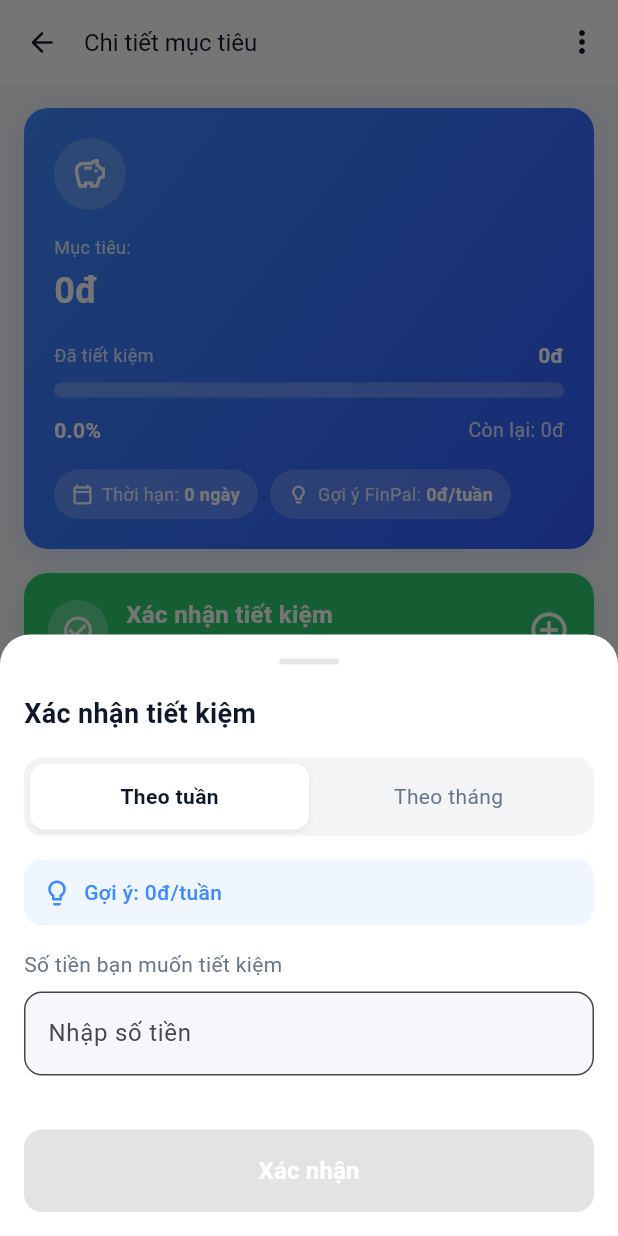
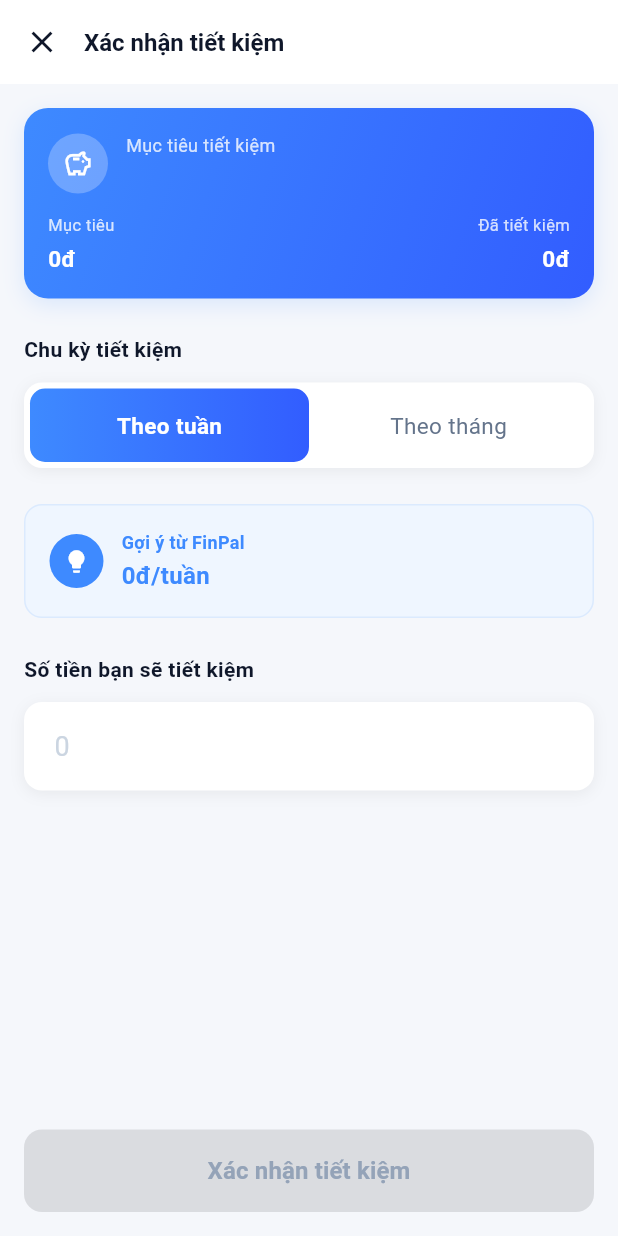
Before and after one commit to huynq2004/FinPal, a Flutter app: the SavingGoalDetailScreen screen opened directly with empty values, after a tap on "Xác nhận tiết kiệm", on a phone screen of 412 x 824 dp. Run offline on Flutter 3.47's test engine with Material 3 defaults, Android fonts, the phone set to English and light mode, and no system bars; our stand-ins replace sqflite; accounts and stored records are empty.

Commit message:
feat(saving): xác nhận số tiền tiết kiệm rồi cập nhật

```diff
--- /dev/null
+++ b/lib/ui/screens/confirm_saving_screen.dart
@@ -0,0 +1,552 @@
+// lib/ui/screens/confirm_saving_screen.dart
+
+import 'package:flutter/material.dart';
+import 'package:finpal/domain/models/saving_goal.dart';
+
+class ConfirmSavingScreen extends StatefulWidget {
+  final SavingGoal goal;
+
+  const ConfirmSavingScreen({super.key, required this.goal});
+
+  @override
+  State<ConfirmSavingScreen> createState() => _ConfirmSavingScreenState();
+}
+
+class _ConfirmSavingScreenState extends State<ConfirmSavingScreen> {
+  bool _isWeekly = true; // true = tuần, false = tháng
+  final TextEditingController _amountController = TextEditingController();
+
+  String _formatCurrency(int value) {
+    final str = value.toString();
+    final buffer = StringBuffer();
+    for (int i = 0; i < str.length; i++) {
+      final reverseIndex = str.length - i - 1;
+      buffer.write(str[reverseIndex]);
+      if ((i + 1) % 3 == 0 && i + 1 != str.length) {
+        buffer.write(',');
+      }
+    }
+    return '${buffer.toString().split('').reversed.join()}';
+  }
+
+  int _getAmountNeeded() {
+    return (widget.goal.targetAmount - widget.goal.currentSaved).clamp(
+      0,
+      widget.goal.targetAmount,
+    );
+  }
+
+  int _getDaysRemaining() {
+    final now = DateTime.now();
+    final daysLeft = widget.goal.deadline.difference(now).inDays;
+    return daysLeft.clamp(0, 9999);
+  }
+
+  int _getWeeksRemaining() {
+    final days = _getDaysRemaining();
+    return (days / 7).ceil().clamp(1, 9999);
+  }
+
+  int _getMonthsRemaining() {
+    final now = DateTime.now();
+    final months =
+        (widget.goal.deadline.year - now.year) * 12 +
+        (widget.goal.deadline.month - now.month);
+    return months.clamp(1, 9999);
+  }
+
+  int _getSuggestedWeekly() {
+    final needed = _getAmountNeeded();
+    if (needed == 0) return 0;
+    final weeks = _getWeeksRemaining();
+    return (needed / weeks).ceil();
+  }
+
+  int _getSuggestedMonthly() {
+    final needed = _getAmountNeeded();
+    if (needed == 0) return 0;
+    final months = _getMonthsRemaining();
+    return (needed / months).ceil();
+  }
+
+  String _getComparisonStatus(int inputAmount, int suggestedAmount) {
+    if (inputAmount > suggestedAmount) {
+      return 'Tuyệt vời! Bạn tiết kiệm nhiều hơn mục tiêu 🎉';
+    } else if (inputAmount == suggestedAmount) {
+      return 'Hoàn hảo! Đúng bằng mục tiêu 👏';
+    } else {
+      final diff = suggestedAmount - inputAmount;
+      return 'Bạn còn cần thêm ${_formatCurrency(diff)}đ để đạt mục tiêu';
+    }
+  }
+
+  Color _getComparisonColor(int inputAmount, int suggestedAmount) {
+    if (inputAmount >= suggestedAmount) {
+      return const Color(0xFF2ECC71);
+    }
+    return const Color(0xFFFF6B6B);
+  }
+
+  void _handleConfirm() {
+    final inputAmount = int.tryParse(_amountController.text) ?? 0;
+    if (inputAmount <= 0) return;
+
+    // TODO: Save to backend/database
+    Navigator.pop(context, {'amount': inputAmount, 'isWeekly': _isWeekly});
+
+    ScaffoldMessenger.of(context).showSnackBar(
+      SnackBar(
+        content: Text(
+          'Đã xác nhận tiết kiệm ${_formatCurrency(inputAmount)}đ/${_isWeekly ? "tuần" : "tháng"}!',
+        ),
+        backgroundColor: const Color(0xFF2ECC71),
+      ),
+    );
+  }
+
+  @override
+  Widget build(BuildContext context) {
+    final suggestedAmount = _isWeekly
+        ? _getSuggestedWeekly()
+        : _getSuggestedMonthly();
+    final inputAmount = int.tryParse(_amountController.text) ?? 0;
+    final comparisonStatus = _getComparisonStatus(inputAmount, suggestedAmount);
+    final comparisonColor = _getComparisonColor(inputAmount, suggestedAmount);
+
+    return Scaffold(
+      backgroundColor: const Color(0xFFF5F7FB),
+      appBar: AppBar(
+        backgroundColor: Colors.white,
+        elevation: 0,
+        surfaceTintColor: Colors.white,
+        leading: IconButton(
+          icon: const Icon(Icons.close, size: 24),
+          color: const Color(0xFF0F172A),
+          onPressed: () => Navigator.pop(context),
+        ),
+        titleSpacing: 0,
+        title: const Text(
+          'Xác nhận tiết kiệm',
+          style: TextStyle(
+            fontSize: 16,
+            fontWeight: FontWeight.w600,
+            color: Color(0xFF0F172A),
+          ),
+        ),
+      ),
+      body: SingleChildScrollView(
+        padding: const EdgeInsets.all(16),
+        child: Column(
+          crossAxisAlignment: CrossAxisAlignment.start,
+          children: [
+            // Header Card - Mục tiêu
+            Container(
+              width: double.infinity,
+              padding: const EdgeInsets.all(16),
+              decoration: BoxDecoration(
+                gradient: const LinearGradient(
+                  colors: [Color(0xFF3E8AFF), Color(0xFF325DFF)],
+                  begin: Alignment.topLeft,
+                  end: Alignment.bottomRight,
+                ),
+                borderRadius: BorderRadius.circular(16),
+                boxShadow: const [
+                  BoxShadow(
+                    color: Color(0x263E8AFF),
+                    blurRadius: 12,
+                    offset: Offset(0, 4),
+                  ),
+                ],
+              ),
+              child: Column(
+                crossAxisAlignment: CrossAxisAlignment.start,
+                children: [
+                  Row(
+                    children: [
+                      Container(
+                        width: 40,
+                        height: 40,
+                        decoration: BoxDecoration(
+                          color: Colors.white.withValues(alpha: 0.25),
+                          shape: BoxShape.circle,
+                        ),
+                        child: const Icon(
+                          Icons.savings_outlined,
+                          color: Colors.white,
+                          size: 20,
+                        ),
+                      ),
+                      const SizedBox(width: 12),
+                      Expanded(
+                        child: Column(
+                          crossAxisAlignment: CrossAxisAlignment.start,
+                          children: [
+                            const Text(
+                              'Mục tiêu tiết kiệm',
+                              style: TextStyle(
+                                color: Color(0xCCFFFFFF),
+                                fontSize: 12,
+                              ),
+                            ),
+                            const SizedBox(height: 2),
+                            Text(
+                              widget.goal.name,
+                              style: const TextStyle(
+                                color: Colors.white,
+                                fontSize: 16,
+                                fontWeight: FontWeight.w600,
+                              ),
+                            ),
+                          ],
+                        ),
+                      ),
+                    ],
+                  ),
+                  const SizedBox(height: 12),
+                  Row(
+                    mainAxisAlignment: MainAxisAlignment.spaceBetween,
+                    children: [
+                      Column(
+                        crossAxisAlignment: CrossAxisAlignment.start,
+                        children: [
+                          const Text(
+                            'Mục tiêu',
+                            style: TextStyle(
+                              color: Color(0xCCFFFFFF),
+                              fontSize: 11,
+                            ),
+                          ),
+                          const SizedBox(height: 4),
+                          Text(
+                            '${_formatCurrency(widget.goal.targetAmount)}đ',
+                            style: const TextStyle(
+                              color: Colors.white,
+                              fontSize: 15,
+                              fontWeight: FontWeight.w700,
+                            ),
+                          ),
+                        ],
+                      ),
+                      Column(
+                        crossAxisAlignment: CrossAxisAlignment.end,
+                        children: [
+                          const Text(
+                            'Đã tiết kiệm',
+                            style: TextStyle(
+                              color: Color(0xCCFFFFFF),
+                              fontSize: 11,
+                            ),
+                          ),
+                          const SizedBox(height: 4),
+                          Text(
+                            '${_formatCurrency(widget.goal.currentSaved)}đ',
+                            style: const TextStyle(
+                              color: Colors.white,
+                              fontSize: 15,
+                              fontWeight: FontWeight.w700,
+                            ),
+                          ),
+                        ],
+                      ),
+                    ],
+                  ),
+                ],
+              ),
+            ),
+
+            const SizedBox(height: 24),
+
+            // Chọn chu kỳ
+            const Text(
+              'Chu kỳ tiết kiệm',
+              style: TextStyle(
+                fontSize: 14,
+                fontWeight: FontWeight.w600,
+                color: Color(0xFF0F172A),
+              ),
+            ),
+            const SizedBox(height: 12),
+
+            // Toggle tuần/tháng
+            Container(
+              padding: const EdgeInsets.all(4),
+              decoration: BoxDecoration(
+                color: Colors.white,
+                borderRadius: BorderRadius.circular(12),
+                boxShadow: const [
+                  BoxShadow(
+                    color: Color(0x0F000000),
+                    blurRadius: 8,
+                    offset: Offset(0, 2),
+                  ),
+                ],
+              ),
+              child: Row(
+                children: [
+                  Expanded(
+                    child: GestureDetector(
+                      onTap: () => setState(() => _isWeekly = true),
+                      child: Container(
+                        padding: const EdgeInsets.symmetric(vertical: 14),
+                        decoration: BoxDecoration(
+                          gradient: _isWeekly
+                              ? const LinearGradient(
+                                  colors: [
+                                    Color(0xFF3E8AFF),
+                                    Color(0xFF325DFF),
+                                  ],
+                                )
+                              : null,
+                          borderRadius: BorderRadius.circular(10),
+                        ),
+                        alignment: Alignment.center,
+                        child: Text(
+                          'Theo tuần',
+                          style: TextStyle(
+                            color: _isWeekly
+                                ? Colors.white
+                                : const Color(0xFF64748B),
+                            fontWeight: _isWeekly
+                                ? FontWeight.w600
+                                : FontWeight.w400,
+                            fontSize: 15,
+                          ),
+                        ),
+                      ),
+                    ),
+                  ),
+                  Expanded(
+                    child: GestureDetector(
+                      onTap: () => setState(() => _isWeekly = false),
+                      child: Container(
+                        padding: const EdgeInsets.symmetric(vertical: 14),
+                        decoration: BoxDecoration(
+                          gradient: !_isWeekly
+                              ? const LinearGradient(
+                                  colors: [
+                                    Color(0xFF3E8AFF),
+                                    Color(0xFF325DFF),
+                                  ],
+                                )
+                              : null,
+                          borderRadius: BorderRadius.circular(10),
+                        ),
+                        alignment: Alignment.center,
+                        child: Text(
+                          'Theo tháng',
+                          style: TextStyle(
+                            color: !_isWeekly
+                                ? Colors.white
+                                : const Color(0xFF64748B),
+                            fontWeight: !_isWeekly
+                                ? FontWeight.w600
+                                : FontWeight.w400,
+                            fontSize: 15,
+                          ),
+                        ),
+                      ),
+                    ),
+                  ),
+                ],
+              ),
+            ),
+
+            const SizedBox(height: 24),
+
+            // Gợi ý từ FinPal
+            Container(
+              padding: const EdgeInsets.all(16),
+              decoration: BoxDecoration(
+                color: const Color(0xFFEFF6FF),
+                borderRadius: BorderRadius.circular(12),
+                border: Border.all(color: const Color(0xFFDBEAFE)),
+              ),
+              child: Row(
+                children: [
+                  Container(
+                    width: 36,
+                    height: 36,
+                    decoration: const BoxDecoration(
+                      color: Color(0xFF3E8AFF),
+                      shape: BoxShape.circle,
+                    ),
+                    child: const Icon(
+                      Icons.lightbulb,
+                      color: Colors.white,
+                      size: 18,
+                    ),
+                  ),
+                  const SizedBox(width: 12),
+                  Expanded(
+                    child: Column(
+                      crossAxisAlignment: CrossAxisAlignment.start,
+                      children: [
+                        const Text(
+                          'Gợi ý từ FinPal',
+                          style: TextStyle(
+                            fontSize: 12,
+                            color: Color(0xFF3E8AFF),
+                            fontWeight: FontWeight.w600,
+                          ),
+                        ),
+                        const SizedBox(height: 2),
+                        Text(
+                          '${_formatCurrency(suggestedAmount)}đ/${_isWeekly ? "tuần" : "tháng"}',
+                          style: const TextStyle(
+                            fontSize: 16,
+                            color: Color(0xFF3E8AFF),
+                            fontWeight: FontWeight.w700,
+                          ),
+                        ),
+                      ],
+                    ),
+                  ),
+                ],
+              ),
+            ),
+
+            const SizedBox(height: 24),
+
+            // Input số tiền
+            const Text(
+              'Số tiền bạn sẽ tiết kiệm',
+              style: TextStyle(
+                fontSize: 14,
+                fontWeight: FontWeight.w600,
+                color: Color(0xFF0F172A),
+              ),
+            ),
+            const SizedBox(height: 12),
+            Container(
+              decoration: BoxDecoration(
+                color: Colors.white,
+                borderRadius: BorderRadius.circular(12),
+                boxShadow: const [
+                  BoxShadow(
+                    color: Color(0x0F000000),
+                    blurRadius: 8,
+                    offset: Offset(0, 2),
+                  ),
+                ],
+              ),
+              child: TextField(
+                controller: _amountController,
+                keyboardType: TextInputType.number,
+                style: const TextStyle(
+                  fontSize: 18,
+                  fontWeight: FontWeight.w600,
+                  color: Color(0xFF0F172A),
+                ),
+                decoration: InputDecoration(
+                  hintText: '0',
+                  hintStyle: const TextStyle(
+                    color: Color(0xFFCBD5E1),
+                    fontWeight: FontWeight.w400,
+                  ),
+                  suffixText: 'đ',
+                  suffixStyle: const TextStyle(
+                    fontSize: 16,
+                    color: Color(0xFF64748B),
+                    fontWeight: FontWeight.w500,
+                  ),
+                  border: OutlineInputBorder(
+                    borderRadius: BorderRadius.circular(12),
+                    borderSide: BorderSide.none,
+                  ),
+                  contentPadding: const EdgeInsets.symmetric(
+                    horizontal: 16,
+                    vertical: 16,
+                  ),
+                ),
+                onChanged: (val) => setState(() {}),
+              ),
+            ),
+
+            const SizedBox(height: 16),
+
+            // So sánh với gợi ý
+            if (inputAmount > 0)
+              AnimatedContainer(
+                duration: const Duration(milliseconds: 300),
+                padding: const EdgeInsets.all(14),
+                decoration: BoxDecoration(
+                  color: comparisonColor.withValues(alpha: 0.1),
+                  borderRadius: BorderRadius.circular(12),
+                  border: Border.all(
+                    color: comparisonColor.withValues(alpha: 0.3),
+                  ),
+                ),
+                child: Row(
+                  children: [
+                    Container(
+                      width: 32,
+                      height: 32,
+                      decoration: BoxDecoration(
+                        color: comparisonColor.withValues(alpha: 0.15),
+                        shape: BoxShape.circle,
+                      ),
+                      child: Icon(
+                        inputAmount >= suggestedAmount
+                            ? Icons.check_circle
+                            : Icons.info,
+                        color: comparisonColor,
+                        size: 18,
+                      ),
+                    ),
+                    const SizedBox(width: 12),
+                    Expanded(
+                      child: Text(
+                        comparisonStatus,
+                        style: TextStyle(
+                          color: comparisonColor,
+                          fontSize: 13,
+                          fontWeight: FontWeight.w500,
+                        ),
+                      ),
+                    ),
+                  ],
+                ),
+              ),
+
+            const SizedBox(height: 32),
+          ],
+        ),
+      ),
+      bottomNavigationBar: SafeArea(
+        child: Padding(
+          padding: const EdgeInsets.all(16),
+          child: ElevatedButton(
+            style: ElevatedButton.styleFrom(
+              backgroundColor: inputAmount > 0
+                  ? const Color(0xFF2ECC71)
+                  : const Color(0xFFE5E7EB),
+              padding: const EdgeInsets.symmetric(vertical: 16),
+              shape: RoundedRectangleBorder(
+                borderRadius: BorderRadius.circular(12),
+              ),
+              elevation: inputAmount > 0 ? 4 : 0,
+              shadowColor: inputAmount > 0
+                  ? const Color(0x262ECC71)
+                  : Colors.transparent,
+            ),
+            onPressed: inputAmount > 0 ? _handleConfirm : null,
+            child: Text(
+              'Xác nhận tiết kiệm',
+              style: TextStyle(
+                color: inputAmount > 0 ? Colors.white : const Color(0xFF94A3B8),
+                fontSize: 16,
+                fontWeight: FontWeight.w600,
+              ),
+            ),
+          ),
+        ),
+      ),
+    );
+  }
+
+  @override
+  void dispose() {
+    _amountController.dispose();
+    super.dispose();
+  }
+}
--- a/lib/ui/screens/saving_goal_detail_screen.dart
+++ b/lib/ui/screens/saving_goal_detail_screen.dart
@@ -2,6 +2,7 @@
 
 import 'package:flutter/material.dart';
 import 'package:finpal/domain/models/saving_goal.dart';
+import 'package:finpal/ui/screens/confirm_saving_screen.dart';
 
 class SavingGoalDetailScreen extends StatefulWidget {
   final SavingGoal goal;
@@ -620,7 +621,14 @@ class _SavingGoalDetailScreenState extends State<SavingGoalDetailScreen> {
             Padding(
               padding: const EdgeInsets.symmetric(horizontal: 16),
               child: GestureDetector(
-                onTap: _showSavingConfirmDialog,
+                onTap: () {
+                  Navigator.push(
+                    context,
+                    MaterialPageRoute(
+                      builder: (_) => ConfirmSavingScreen(goal: widget.goal),
+                    ),
+                  );
+                },
                 child: Container(
                   padding: const EdgeInsets.all(16),
                   decoration: BoxDecoration(
```
